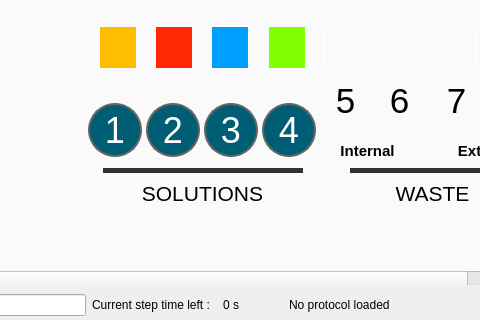
Above: apps/Lab-on-a-tip/Lab-on-a-tip.ui from bellonemauro/Labonatip2.0 before the change; both pictures show x 381 to 861 and y 521 to 841 of the 1388 by 841 pixel window. Below: the same form after it.
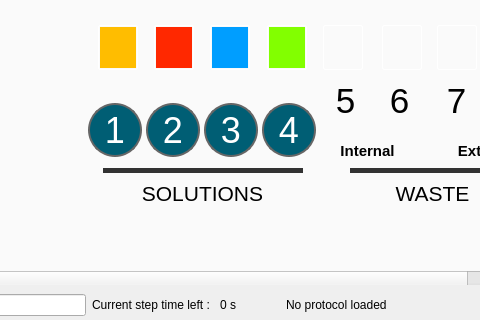
That is the form after the change. Icons and pictures are not drawn.

What changed in the file:
```diff
--- a/apps/Lab-on-a-tip/Lab-on-a-tip.ui
+++ b/apps/Lab-on-a-tip/Lab-on-a-tip.ui
@@ -2726,7 +2726,7 @@
               </sizepolicy>
              </property>
              <property name="text">
-              <string>Current step time left :  </string>
+              <string>Current step time left : </string>
              </property>
             </widget>
            </item>
```
